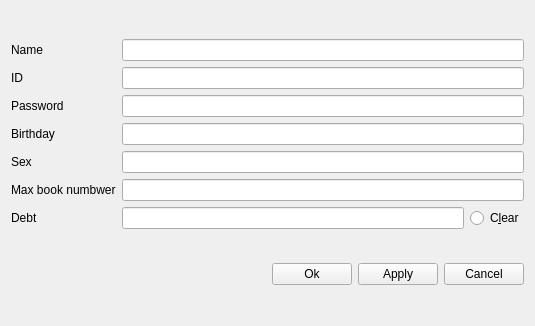
Above: sourcecode/editreader.ui from LiuzhouChan/database-Project-with-QT before the change. Below: the same form after it.
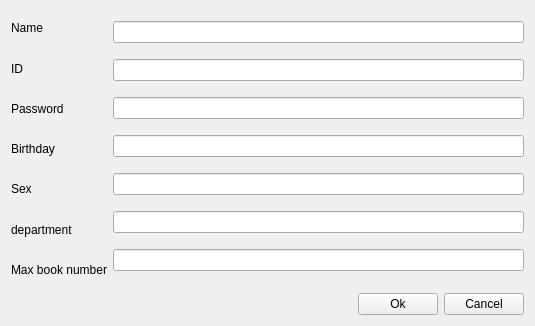
That is the form after the change.

The edit to the form file:
```diff
--- a/sourcecode/editreader.ui
+++ b/sourcecode/editreader.ui
@@ -53,17 +53,17 @@
          </property>
         </widget>
        </item>
-       <item>
-        <widget class="QLabel" name="label_6">
-         <property name="text">
-          <string>Max book numbwer</string>
-         </property>
-        </widget>
-       </item>
        <item>
         <widget class="QLabel" name="label_7">
          <property name="text">
-          <string>Debt</string>
+          <string>department</string>
+         </property>
+        </widget>
+       </item>
+       <item>
+        <widget class="QLabel" name="label_6">
+         <property name="text">
+          <string>Max book number</string>
          </property>
         </widget>
        </item>
@@ -114,22 +114,10 @@
         </widget>
        </item>
        <item>
-        <layout class="QHBoxLayout" name="horizontalLayout_3">
-         <item>
-          <widget class="QLineEdit" name="lineEdit_7">
-           <property name="readOnly">
-            <bool>true</bool>
-           </property>
-          </widget>
-         </item>
-         <item>
-          <widget class="QRadioButton" name="radioButton">
-           <property name="text">
-            <string>C&amp;lear</string>
-           </property>
-          </widget>
-         </item>
-        </layout>
+        <widget class="QLineEdit" name="lineEdit_7"/>
+       </item>
+       <item>
+        <layout class="QHBoxLayout" name="horizontalLayout_3"/>
        </item>
       </layout>
      </item>
@@ -157,13 +145,6 @@
        </property>
       </widget>
      </item>
-     <item>
-      <widget class="QPushButton" name="pushButton">
-       <property name="text">
-        <string>Apply</string>
-       </property>
-      </widget>
-     </item>
      <item>
       <widget class="QPushButton" name="pushButton_3">
        <property name="text">
```
